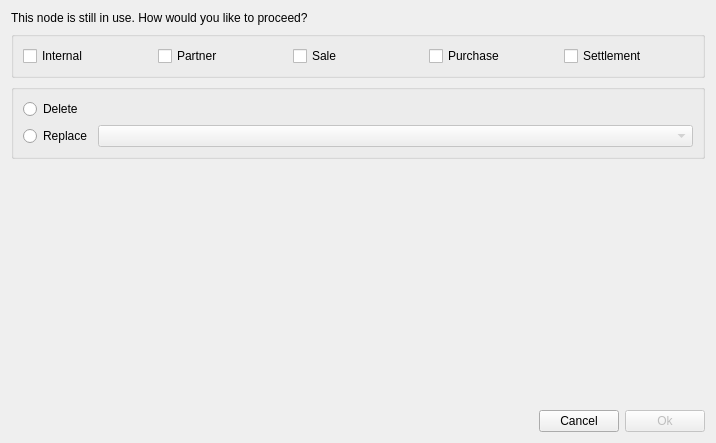
The window that dialog/deletenode/leafdeletedialog.ui (ytxerp/ytx-client) describes before a commit, drawn with Qt 5.
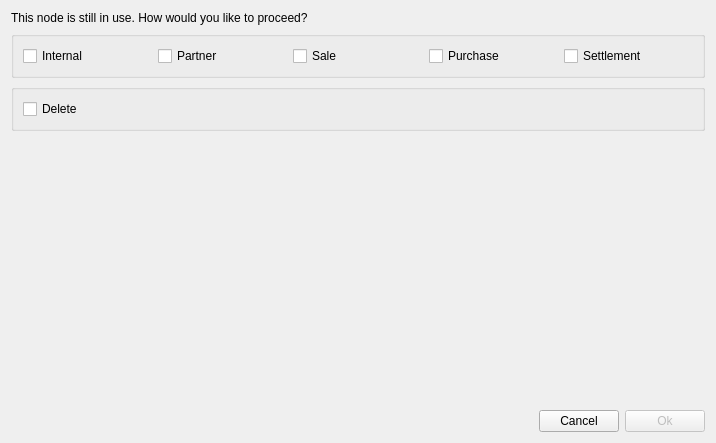
The same window after the commit. Custom widgets are drawn as their Qt base class.

Patch:
```diff
--- a/dialog/deletenode/leafdeletedialog.ui
+++ b/dialog/deletenode/leafdeletedialog.ui
@@ -72,39 +72,6 @@
    <item row="2" column="0" colspan="3">
     <widget class="QGroupBox" name="groupBox">
      <layout class="QGridLayout" name="gridLayout">
-      <item row="0" column="0">
-       <widget class="QRadioButton" name="rBtnDelete">
-        <property name="sizePolicy">
-         <sizepolicy hsizetype="Fixed" vsizetype="Fixed">
-          <horstretch>0</horstretch>
-          <verstretch>0</verstretch>
-         </sizepolicy>
-        </property>
-        <property name="text">
-         <string>Delete</string>
-        </property>
-       </widget>
-      </item>
-      <item row="1" column="0">
-       <widget class="QRadioButton" name="rBtnReplace">
-        <property name="sizePolicy">
-         <sizepolicy hsizetype="Fixed" vsizetype="Fixed">
-          <horstretch>0</horstretch>
-          <verstretch>0</verstretch>
-         </sizepolicy>
-        </property>
-        <property name="text">
-         <string>Replace</string>
-        </property>
-       </widget>
-      </item>
-      <item row="1" column="1">
-       <widget class="ComboBox" name="comboBox">
-        <property name="enabled">
-         <bool>false</bool>
-        </property>
-       </widget>
-      </item>
       <item row="0" column="1">
        <spacer name="horizontalSpacer_2">
         <property name="orientation">
@@ -118,6 +85,19 @@
         </property>
        </spacer>
       </item>
+      <item row="0" column="0">
+       <widget class="QCheckBox" name="chkBoxDelete">
+        <property name="sizePolicy">
+         <sizepolicy hsizetype="Fixed" vsizetype="Fixed">
+          <horstretch>0</horstretch>
+          <verstretch>0</verstretch>
+         </sizepolicy>
+        </property>
+        <property name="text">
+         <string>Delete</string>
+        </property>
+       </widget>
+      </item>
      </layout>
     </widget>
    </item>
@@ -186,13 +166,6 @@
    </item>
   </layout>
  </widget>
- <customwidgets>
-  <customwidget>
-   <class>ComboBox</class>
-   <extends>QComboBox</extends>
-   <header location="global">widget/combobox.h</header>
-  </customwidget>
- </customwidgets>
  <tabstops>
   <tabstop>rBtnReplace</tabstop>
   <tabstop>comboBox</tabstop>
```
Left out of the diff: 20 changed lines with no effect on the pictures.
